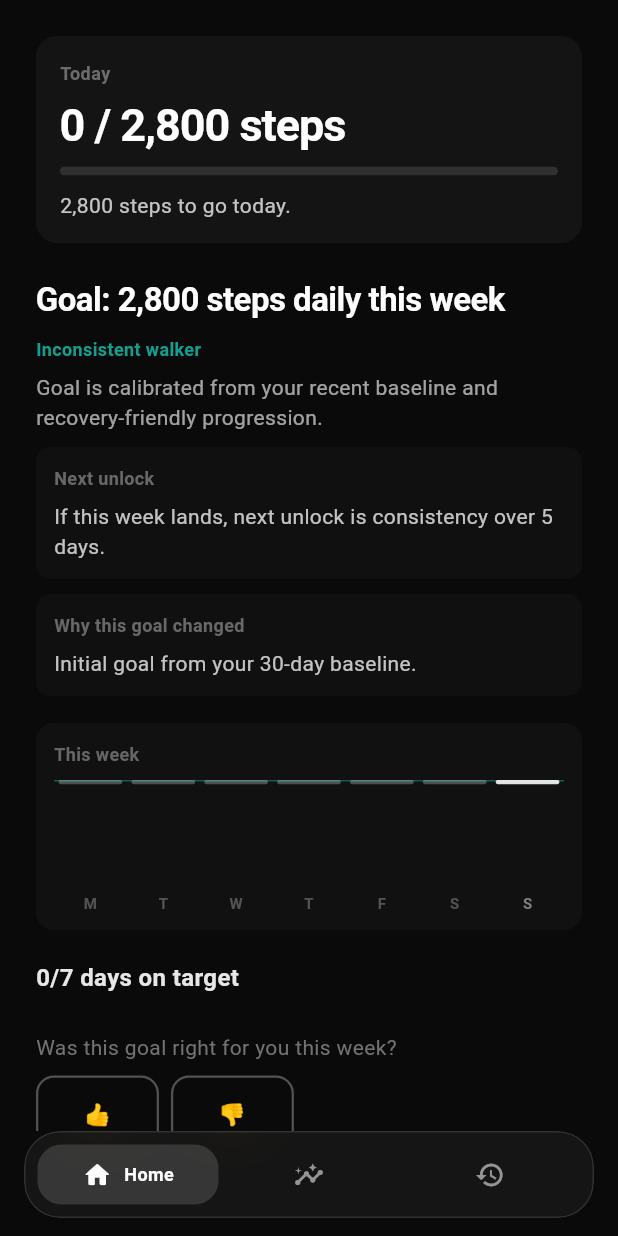
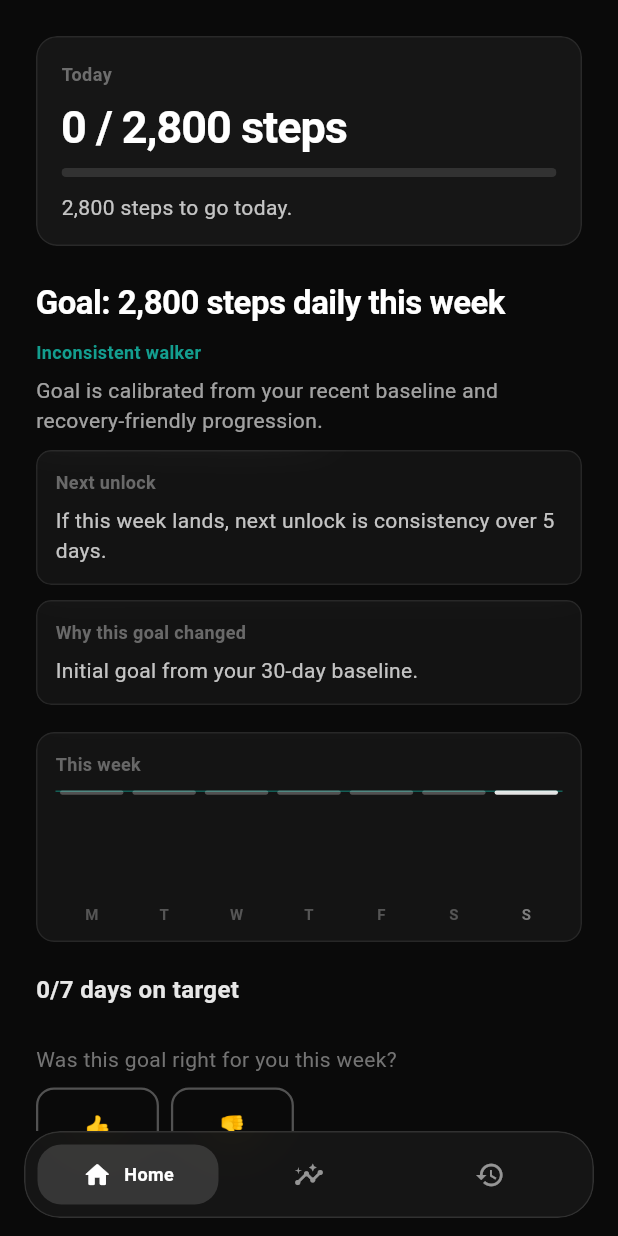
Before and after one commit to HardikSJain/puzzle-health, a Flutter app: the HomePage screen opened by its route, on a phone screen of 412 x 824 dp. Run offline on Flutter 3.47's test engine with Material 3 defaults, Android fonts, the phone set to English and light mode, and no system bars; our stand-ins replace go_router, logger, nanoid, shared_preferences; missing offline and left inert: health; accounts and stored records are empty.

Commit message:
feat(ui): adopt iOS-style glass nav and shared glass surfaces

```diff
--- /dev/null
+++ b/lib/core/widgets/glass_surface.dart
@@ -0,0 +1,42 @@
+import 'dart:ui';
+
+import 'package:flutter/material.dart';
+
+import '../theme/color_theme/app_colors.dart';
+
+class GlassSurface extends StatelessWidget {
+  final Widget child;
+  final EdgeInsetsGeometry? padding;
+  final double radius;
+  final double alpha;
+
+  const GlassSurface({
+    super.key,
+    required this.child,
+    this.padding,
+    this.radius = 12,
+    this.alpha = 0.05,
+  });
+
+  @override
+  Widget build(BuildContext context) {
+    return ClipRRect(
+      borderRadius: BorderRadius.circular(radius),
+      child: BackdropFilter(
+        filter: ImageFilter.blur(sigmaX: 14, sigmaY: 14),
+        child: Container(
+          width: double.infinity,
+          padding: padding,
+          decoration: BoxDecoration(
+            borderRadius: BorderRadius.circular(radius),
+            color: AppColor.primaryTextColor.withValues(alpha: alpha),
+            border: Border.all(
+              color: AppColor.primaryTextColor.withValues(alpha: 0.08),
+            ),
+          ),
+          child: child,
+        ),
+      ),
+    );
+  }
+}
--- a/lib/features/dashboard/presentation/widgets/dashboard_shell.dart
+++ b/lib/features/dashboard/presentation/widgets/dashboard_shell.dart
@@ -1,6 +1,7 @@
 import 'dart:ui';
 
 import 'package:flutter/material.dart';
+import 'package:flutter/services.dart';
 import 'package:go_router/go_router.dart';
 
 import '../../../../core/theme/color_theme/app_colors.dart';
@@ -133,7 +134,10 @@ class _NavItem extends StatelessWidget {
         color: Colors.transparent,
         child: InkWell(
           borderRadius: BorderRadius.circular(16),
-          onTap: () => onTap(index),
+          onTap: () {
+            HapticFeedback.selectionClick();
+            onTap(index);
+          },
           child: AnimatedContainer(
             duration: const Duration(milliseconds: 240),
             curve: Curves.easeOutCubic,
--- a/lib/features/home/presentation/pages/home_page.dart
+++ b/lib/features/home/presentation/pages/home_page.dart
@@ -6,6 +6,7 @@ import '../../../../core/services/local_store_service.dart';
 import '../../../../core/services/progress_service.dart';
 import '../../../../core/services/weekly_cycle_service.dart';
 import '../../../../core/theme/color_theme/app_colors.dart';
+import '../../../../core/widgets/glass_surface.dart';
 
 /// Home Page - Command center
 /// Primary question: What should I do today, and how close am I?
@@ -111,13 +112,10 @@ class _HomePageState extends State<HomePage> {
         ? 0.0
         : (progress.todaySteps / progress.targetSteps).clamp(0.0, 1.0);
 
-    return Container(
-      width: double.infinity,
+    return GlassSurface(
+      radius: 14,
+      alpha: 0.05,
       padding: const EdgeInsets.fromLTRB(16, 16, 16, 14),
-      decoration: BoxDecoration(
-        color: AppColor.primaryTextColor.withValues(alpha: 0.04),
-        borderRadius: BorderRadius.circular(14),
-      ),
       child: Column(
         crossAxisAlignment: CrossAxisAlignment.start,
         children: [
@@ -220,13 +218,10 @@ class _HomePageState extends State<HomePage> {
     final pathway = focus.pathway;
     if (pathway == null) return const SizedBox.shrink();
 
-    return Container(
-      width: double.infinity,
+    return GlassSurface(
+      radius: 10,
+      alpha: 0.035,
       padding: const EdgeInsets.all(12),
-      decoration: BoxDecoration(
-        color: AppColor.primaryTextColor.withValues(alpha: 0.025),
-        borderRadius: BorderRadius.circular(10),
-      ),
       child: Column(
         crossAxisAlignment: CrossAxisAlignment.start,
         children: [
@@ -258,13 +253,10 @@ class _HomePageState extends State<HomePage> {
       return const SizedBox.shrink();
     }
 
-    return Container(
-      width: double.infinity,
+    return GlassSurface(
+      radius: 10,
+      alpha: 0.035,
       padding: const EdgeInsets.all(12),
-      decoration: BoxDecoration(
-        color: AppColor.primaryTextColor.withValues(alpha: 0.025),
-        borderRadius: BorderRadius.circular(10),
-      ),
       child: Column(
         crossAxisAlignment: CrossAxisAlignment.start,
         children: [
@@ -291,13 +283,10 @@ class _HomePageState extends State<HomePage> {
   }
 
   Widget _buildWeeklyChart(WeekProgress progress, {required bool isRunGoal}) {
-    return Container(
-      width: double.infinity,
+    return GlassSurface(
+      radius: 12,
+      alpha: 0.04,
       padding: const EdgeInsets.fromLTRB(12, 12, 12, 10),
-      decoration: BoxDecoration(
-        color: AppColor.primaryTextColor.withValues(alpha: 0.03),
-        borderRadius: BorderRadius.circular(12),
-      ),
       child: Column(
         crossAxisAlignment: CrossAxisAlignment.start,
         children: [
```
Also changed, not shown: lib/features/data/presentation/pages/data_page.dart (+13 -24 lines), lib/features/history/presentation/pages/history_page.dart (+8 -8 lines).
